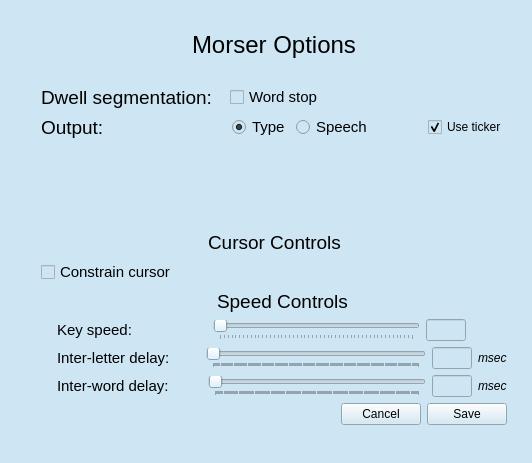
Qt form morseInput/src/morseInput/qt_files/morserOptions/morseroptions.ui (ros-visualization/robhum_ui_utils) before a commit.
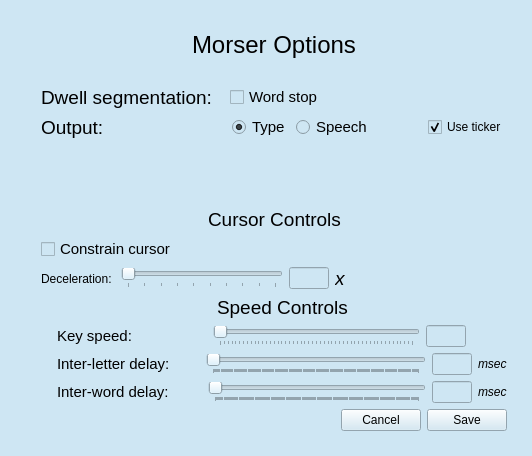
The same form after that commit.

Commit message: Added cursor deceleration within cursor cage. Also added file lock to prevent multiple Morser instances from running.

The edit to the form file:
```diff
--- a/morseInput/src/morseInput/qt_files/morserOptions/morseroptions.ui
+++ b/morseInput/src/morseInput/qt_files/morserOptions/morseroptions.ui
@@ -7,7 +7,7 @@
     <x>0</x>
     <y>0</y>
     <width>532</width>
-    <height>463</height>
+    <height>456</height>
    </rect>
   </property>
   <property name="sizePolicy">
@@ -43,7 +43,7 @@
       <x>20</x>
       <y>10</y>
       <width>488</width>
-      <height>416</height>
+      <height>422</height>
      </rect>
     </property>
     <layout class="QVBoxLayout" name="centralVLayout">
@@ -286,7 +286,7 @@
        <item>
         <layout class="QHBoxLayout" name="horizontalLayout_3">
          <item>
-          <spacer name="horizontalSpacer_9">
+          <spacer name="cursorControlsHSpacerLeft">
            <property name="orientation">
             <enum>Qt::Horizontal</enum>
            </property>
@@ -357,6 +357,69 @@
          </item>
         </layout>
        </item>
+       <item>
+        <layout class="QHBoxLayout" name="cursorDecelerationHLayout">
+         <item>
+          <widget class="QLabel" name="cursorDecelerationLabel">
+           <property name="text">
+            <string>Deceleration: </string>
+           </property>
+          </widget>
+         </item>
+         <item>
+          <widget class="QSlider" name="cursorDecelerationSlider">
+           <property name="minimum">
+            <number>10</number>
+           </property>
+           <property name="maximum">
+            <number>100</number>
+           </property>
+           <property name="orientation">
+            <enum>Qt::Horizontal</enum>
+           </property>
+           <property name="tickPosition">
+            <enum>QSlider::TicksBelow</enum>
+           </property>
+          </widget>
+         </item>
+         <item>
+          <widget class="QLineEdit" name="cursorDecelerationReadoutLineEdit">
+           <property name="maximumSize">
+            <size>
+             <width>40</width>
+             <height>16777215</height>
+            </size>
+           </property>
+          </widget>
+         </item>
+         <item>
+          <widget class="QLabel" name="label_2">
+           <property name="font">
+            <font>
+             <pointsize>14</pointsize>
+             <italic>true</italic>
+            </font>
+           </property>
+           <property name="text">
+            <string>x</string>
+           </property>
+          </widget>
+         </item>
+         <item>
+          <spacer name="horizontalSpacer_9">
+           <property name="orientation">
+            <enum>Qt::Horizontal</enum>
+           </property>
+           <property name="sizeHint" stdset="0">
+            <size>
+             <width>40</width>
+             <height>20</height>
+            </size>
+           </property>
+          </spacer>
+         </item>
+        </layout>
+       </item>
       </layout>
      </item>
      <item>
@@ -655,7 +718,7 @@
           </widget>
          </item>
          <item>
-          <widget class="QLabel" name="label_2">
+          <widget class="QLabel" name="interWordDleayMsecLabel">
            <property name="font">
             <font>
              <italic>true</italic>
```
Left out of the diff: 8 changed lines with no effect on the pictures. The commit also changes 2 other files.
